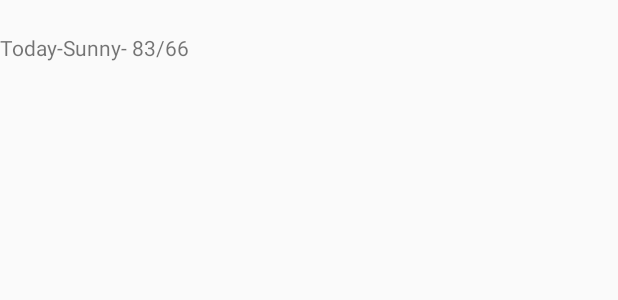
After one commit to JawadN00r/Sunshine_android_app, an Android app: the layout list_item_forcast.xml on its own in the app's theme, with its tools: preview values and no code run, on a phone screen of 412 x 824 dp. The commit adds this screen. Shown: the top 300 px of the screen. Run offline under Robolectric (Android 15) with nearby library versions, the phone set to English and light mode, and no system bars.

Commit message:
list_item_forcast added

```diff
--- a/app/src/main/res/layout/fragment_main.xml
+++ b/app/src/main/res/layout/fragment_main.xml
@@ -5,7 +5,4 @@
     android:paddingTop="@dimen/activity_vertical_margin"
     android:paddingBottom="@dimen/activity_vertical_margin" tools:context=".MainActivityFragment">
 
-    <TextView android:text="@string/hello_world" android:layout_width="wrap_content"
-        android:layout_height="wrap_content" />
-
 </RelativeLayout>
--- /dev/null
+++ b/app/src/main/res/layout/list_item_forcast.xml
@@ -0,0 +1,14 @@
+<?xml version="1.0" encoding="utf-8"?>
+<LinearLayout xmlns:android="http://schemas.android.com/apk/res/android"
+    android:orientation="vertical" android:layout_width="match_parent"
+    android:layout_height="match_parent">
+
+    <TextView
+        android:layout_width="match_parent"
+        android:layout_height="wrap_content"
+        android:text="Today-Sunny- 83/66"
+        android:id="@+id/list_item_forcast_textview"
+        android:layout_gravity="center_vertical"
+        android:minHeight="?android:listPreferredItemHeight"
+        android:gravity="center_vertical" />
+</LinearLayout>
```
